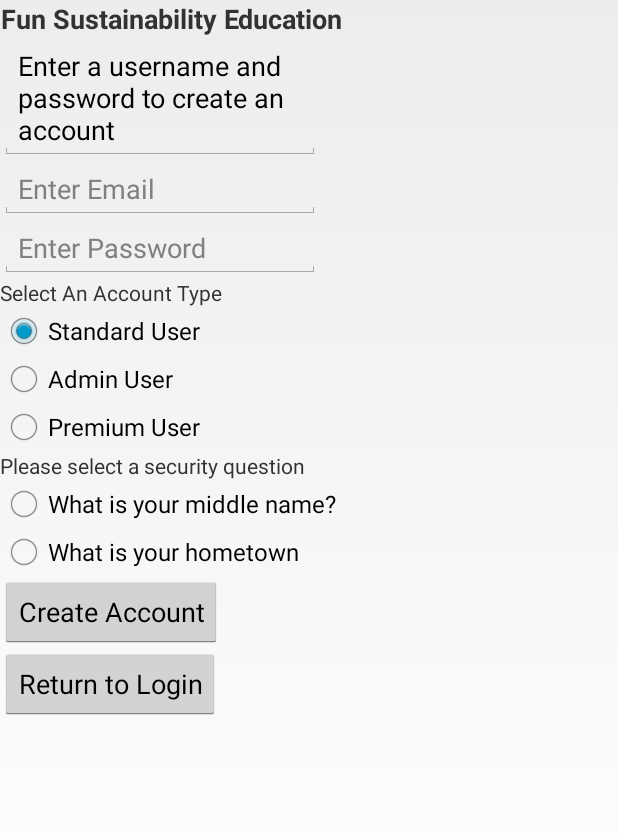
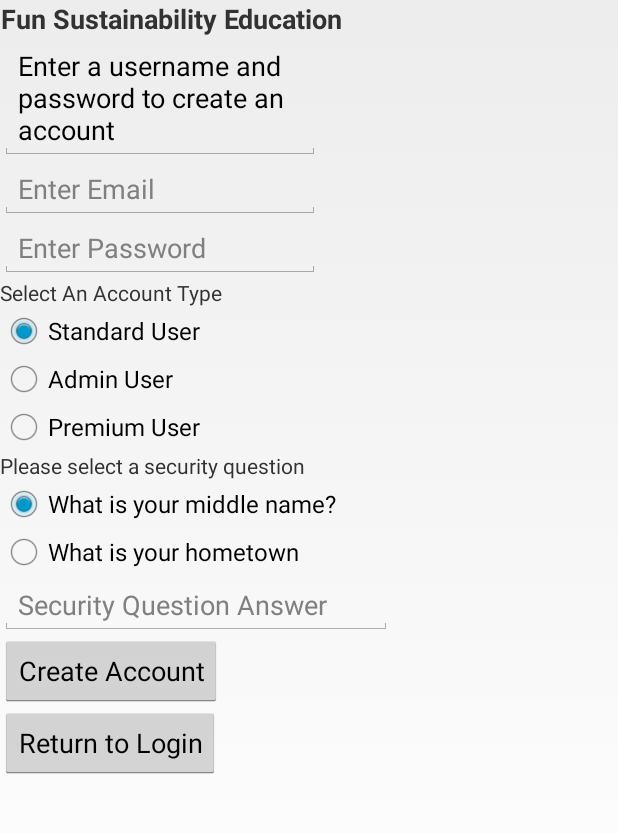
Before and after one commit to dwgarrett2013/trashtrivia, an Android app: the CreateAccountActivity screen opened directly, with no data from a screen before it, after a tap on "Create Account", on a phone screen of 412 x 824 dp, the part 249-1082 px from its top. Run offline under Robolectric (Android 15) with nearby library versions, the phone set to English and light mode, and no system bars; our stand-ins replace Firebase (no records; nobody signed in at launch, a user with empty details on screens opened directly).

Commit message:
Account Create Fully Running

```diff
--- a/app/src/main/java/com/example/david/trashtrivia/CreateAccountActivity.java
+++ b/app/src/main/java/com/example/david/trashtrivia/CreateAccountActivity.java
@@ -2,12 +2,11 @@ package com.example.david.trashtrivia;
 
 import android.app.Activity;
 import android.content.Intent;
-import android.nfc.Tag;
 import android.os.Bundle;
 import android.support.annotation.NonNull;
-import android.util.Log;
 import android.view.View;
 import android.widget.Button;
+import android.widget.EditText;
 import android.widget.RadioButton;
 import android.widget.RadioGroup;
 import android.widget.Toast;
@@ -18,7 +17,6 @@ import com.google.firebase.database.DataSnapshot;
 import com.google.firebase.database.DatabaseError;
 import com.google.firebase.database.DatabaseReference;
 import com.google.firebase.database.FirebaseDatabase;
-import com.google.firebase.database.Query;
 import com.google.firebase.database.ValueEventListener;
 
 public class CreateAccountActivity extends Activity implements View.OnClickListener{
@@ -26,9 +24,14 @@ public class CreateAccountActivity extends Activity implements View.OnClickListe
     //Initialize Button Objects
     private Button buttonCreateAccount, buttonReturnToSignin;
 
-    private RadioGroup radioGroupAccountType;
+    //Link EditText Objects to elements in the view
+    private EditText editTextEmail;
+    private EditText editTextPassword;
+    private EditText editTextSecurityQuestionAnswer;
 
-    private RadioButton radioButtonAccountType;
+    private RadioGroup radioGroupAccountType, radioGroupSecurityQuestion;
+
+    private RadioButton radioButtonAccountType, radioButtonSecurityQuestion;
 
     //Initialize  FirebaseDatabaseObject
     private DatabaseReference database;
@@ -42,7 +45,12 @@ public class CreateAccountActivity extends Activity implements View.OnClickListe
         buttonCreateAccount = findViewById(R.id.button_create_account);
         buttonReturnToSignin = findViewById(R.id.button_return_to_login);
 
+        editTextEmail=findViewById(R.id.editTextAccountCreateEmail);
+        editTextPassword=findViewById(R.id.editTextAccountCreatePassword);
+        editTextSecurityQuestionAnswer=findViewById(R.id.editTextSecurityQuestionAnswer);
+
         radioGroupAccountType = findViewById(R.id.radio_group_select_account_type);
+        radioGroupSecurityQuestion = findViewById(R.id.radio_group_select_security_question);
 
         //Add OnClickListeners to Button objects
         buttonCreateAccount.setOnClickListener(this);
@@ -62,11 +70,21 @@ public class CreateAccountActivity extends Activity implements View.OnClickListe
         }
         else if(v == buttonCreateAccount) {
 
-            int selectedRadioButtonId=radioGroupAccountType.getCheckedRadioButtonId();
+            if(editTextEmail.getText().toString().isEmpty() || editTextPassword.getText().toString().isEmpty() ||
+                    editTextSecurityQuestionAnswer.getText().toString().isEmpty()) {
+                Toast.makeText(getApplicationContext(), "Please ensure that an email, password, and " +
+                        "security question are provided", Toast.LENGTH_SHORT).show();
+            }
+            else{
+                int selectedAccountTypeRadioButtonId=radioGroupAccountType.getCheckedRadioButtonId();
+                int selectedSecurityQuestionRadioButtonId=radioGroupSecurityQuestion.getCheckedRadioButtonId();
 
-            radioButtonAccountType=findViewById(selectedRadioButtonId);
+                radioButtonAccountType=findViewById(selectedAccountTypeRadioButtonId);
+                radioButtonSecurityQuestion=findViewById(selectedSecurityQuestionRadioButtonId);
                 String radioButtonAccountTypeText=radioButtonAccountType.getText().toString();
+                final String radioButtonSecurityQuestionText=radioButtonSecurityQuestion.getText().toString();
                 String radioButtonAccountTypeTextClean="";
+
 
                 if(radioButtonAccountTypeText.equals("Admin User")){
                     radioButtonAccountTypeTextClean="admin";
@@ -78,10 +96,10 @@ public class CreateAccountActivity extends Activity implements View.OnClickListe
                     radioButtonAccountTypeTextClean="standard";
                 }
 
-            //Toast.makeText(getApplicationContext(), radioButtonAccountType.getText(), Toast.LENGTH_SHORT).show();
+                final String key = database.child("User").push().getKey();
 
-            final String key = database.child("User").push().getKey();
-            final User userDbObject=new User(key,"Sasha","thepass","1","Bleh Bleh");
+                final User userDbObject=new User(key,editTextEmail.getText().toString(),editTextPassword.getText().toString());
+                userDbObject.setSecurityQuestionAnswer(editTextSecurityQuestionAnswer.getText().toString());
 
                 database.child("Role").orderByChild("roleName").equalTo(radioButtonAccountTypeTextClean).addListenerForSingleValueEvent(new ValueEventListener() {
                     @Override
@@ -90,6 +108,14 @@ public class CreateAccountActivity extends Activity implements View.OnClickListe
                             //Toast.makeText(getApplicationContext(), "crud", Toast.LENGTH_SHORT).show();
                             //Toast.makeText(getApplicationContext(), postSnapshot.child("roleName").getValue().toString(), Toast.LENGTH_SHORT).show();
                             userDbObject.setRoleId(postSnapshot.child("id").getValue().toString());
+                        }
+                        //after updating userDbObject with role, id do same with securityQuesitonid
+                        database.child("SecurityQuestion").orderByChild("security_question_text").equalTo(radioButtonSecurityQuestionText).addListenerForSingleValueEvent(new ValueEventListener() {
+                            @Override
+                            public void onDataChange(DataSnapshot dataSnapshot) {
+                                for (DataSnapshot postSnapshot : dataSnapshot.getChildren()) {
+                                    userDbObject.setSecurityQuestionId(postSnapshot.child("id").getValue().toString());
+                                    //Toast.makeText(getApplicationContext(), postSnapshot.child("username").getValue().toString()+postSnapshot.child("password").getValue().toString(), Toast.LENGTH_SHORT).show();
                                 }
                                 database.child("User").child(key).setValue(userDbObject).
                                         addOnSuccessListener(new OnSuccessListener<Void>() {
@@ -107,8 +133,16 @@ public class CreateAccountActivity extends Activity implements View.OnClickListe
                             }
 
                             @Override
+                            public void onCancelled(DatabaseError error) {
+                                // Failed to read value
+                                Toast.makeText(getApplicationContext(), "Failed to read Security id", Toast.LENGTH_SHORT).show();
+                            }
+                        });
+                    }
+
+                    @Override
                     public void onCancelled(@NonNull DatabaseError databaseError) {
-
+                        Toast.makeText(getApplicationContext(), "failed to read role id", Toast.LENGTH_SHORT).show();
                     }
                 });
 
@@ -131,6 +165,7 @@ public class CreateAccountActivity extends Activity implements View.OnClickListe
                         Toast.makeText(getApplicationContext(), "Failed to read", Toast.LENGTH_SHORT).show();
                     }
                 });
+            }
 
 
 
--- a/app/src/main/java/com/example/david/trashtrivia/MainActivity.java
+++ b/app/src/main/java/com/example/david/trashtrivia/MainActivity.java
@@ -43,7 +43,7 @@ public class MainActivity extends Activity implements View.OnClickListener{
         buttonProceedAsGuest=findViewById(R.id.button_return_to_login);
 
         //Link EditText Objects to elements in the view
-        editTextEmail = findViewById(R.id.editTextEMail);
+        editTextEmail = findViewById(R.id.editTextAccountCreateEmail);
         editTextPassword = findViewById(R.id.editTextPassword);
 
         //Add OnClickListeners to Button objects
--- a/app/src/main/java/com/example/david/trashtrivia/User.java
+++ b/app/src/main/java/com/example/david/trashtrivia/User.java
@@ -11,12 +11,10 @@ public class User {
     private int numQuestionCompleted;
     private int numQuizzesTaken;
 
-    public User(String id, String username, String password, String securityQuestionId, String securityQuestionAnswer){
+    public User(String id, String username, String password){
         this.id=id;
         this.username=username;
         this.password=password;
-        this.securityQuestionId = securityQuestionId;
-        this.securityQuestionAnswer = securityQuestionAnswer;
         this.numCorrectAnswer = 0;
         this.numQuestionCompleted = 0;
         this.numQuizzesTaken = 0;
--- a/app/src/main/res/layout/activity_create_account.xml
+++ b/app/src/main/res/layout/activity_create_account.xml
@@ -54,7 +54,7 @@
                 android:text="@string/create_account_text" />
 
             <EditText
-                android:id="@+id/editTextEMail"
+                android:id="@+id/editTextAccountCreateEmail"
                 android:layout_width="wrap_content"
                 android:layout_height="wrap_content"
                 android:ems="10"
@@ -65,13 +65,13 @@
                 app:layout_constraintStart_toStartOf="parent" />
 
             <EditText
-                android:id="@+id/editTextPassword"
+                android:id="@+id/editTextAccountCreatePassword"
                 android:layout_width="wrap_content"
                 android:layout_height="wrap_content"
                 android:ems="10"
                 android:hint="@string/password_hint"
                 android:inputType="textPersonName"
-                app:layout_constraintBottom_toTopOf="@+id/editTextEMail"
+                app:layout_constraintBottom_toTopOf="@+id/editTextAccountCreateEmail"
                 app:layout_constraintEnd_toEndOf="parent"
                 app:layout_constraintStart_toStartOf="parent"
                 app:layout_constraintTop_toTopOf="parent"
@@ -127,6 +127,7 @@
                     android:layout_width="wrap_content"
                     android:layout_height="wrap_content"
                     android:layout_weight="1"
+                    android:checked="true"
                     android:text="@string/radio_button_security_question_text_1" />
 
                 <RadioButton
@@ -136,6 +137,19 @@
                     android:layout_weight="1"
                     android:text="@string/radio_button_security_question_text_2" />
             </RadioGroup>
+
+            <EditText
+                android:id="@+id/editTextSecurityQuestionAnswer"
+                android:layout_width="261dp"
+                android:layout_height="wrap_content"
+                android:ems="10"
+                android:hint="@string/security_question_answer_hint"
+                android:inputType="textPersonName"
+                app:layout_constraintBottom_toTopOf="@+id/editTextAccountCreateEmail"
+                app:layout_constraintEnd_toEndOf="parent"
+                app:layout_constraintStart_toStartOf="parent"
+                app:layout_constraintTop_toTopOf="parent"
+                app:layout_constraintVertical_bias="0.6" />
 
             <Button
                 android:id="@+id/button_create_account"
--- a/app/src/main/res/layout/activity_main.xml
+++ b/app/src/main/res/layout/activity_main.xml
@@ -7,7 +7,7 @@
     tools:context=".MainActivity">
 
     <EditText
-        android:id="@+id/editTextEMail"
+        android:id="@+id/editTextAccountCreateEmail"
         android:layout_width="wrap_content"
         android:layout_height="43dp"
         android:layout_alignParentTop="true"
@@ -29,7 +29,7 @@
         android:ems="10"
         android:hint="@string/password_hint"
         android:inputType="textPersonName"
-        app:layout_constraintBottom_toTopOf="@+id/editTextEMail"
+        app:layout_constraintBottom_toTopOf="@+id/editTextAccountCreateEmail"
         app:layout_constraintEnd_toEndOf="parent"
         app:layout_constraintStart_toStartOf="parent"
         app:layout_constraintTop_toTopOf="parent"
--- a/app/src/main/res/values/strings.xml
+++ b/app/src/main/res/values/strings.xml
@@ -21,4 +21,5 @@
     <string name="security_question_instructions_text">Please select a security question</string>
     <string name="radio_button_security_question_text_1">What is your middle name?</string>
     <string name="radio_button_security_question_text_2">What is your hometown</string>
+    <string name="security_question_answer_hint">Security Question Answer</string>
 </resources>
```
Also changed, not shown: app/src/main/java/com/example/david/trashtrivia/SecurityQuestion.java (added, +27 -0 lines). Lines whose indentation alone changed are shown as unchanged.
